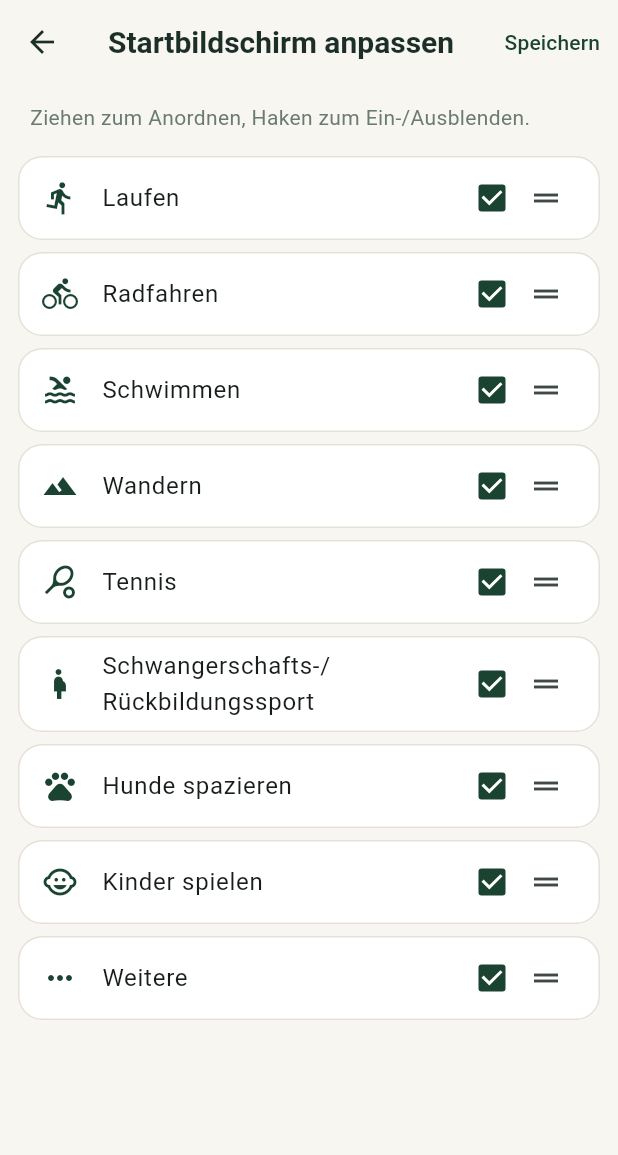
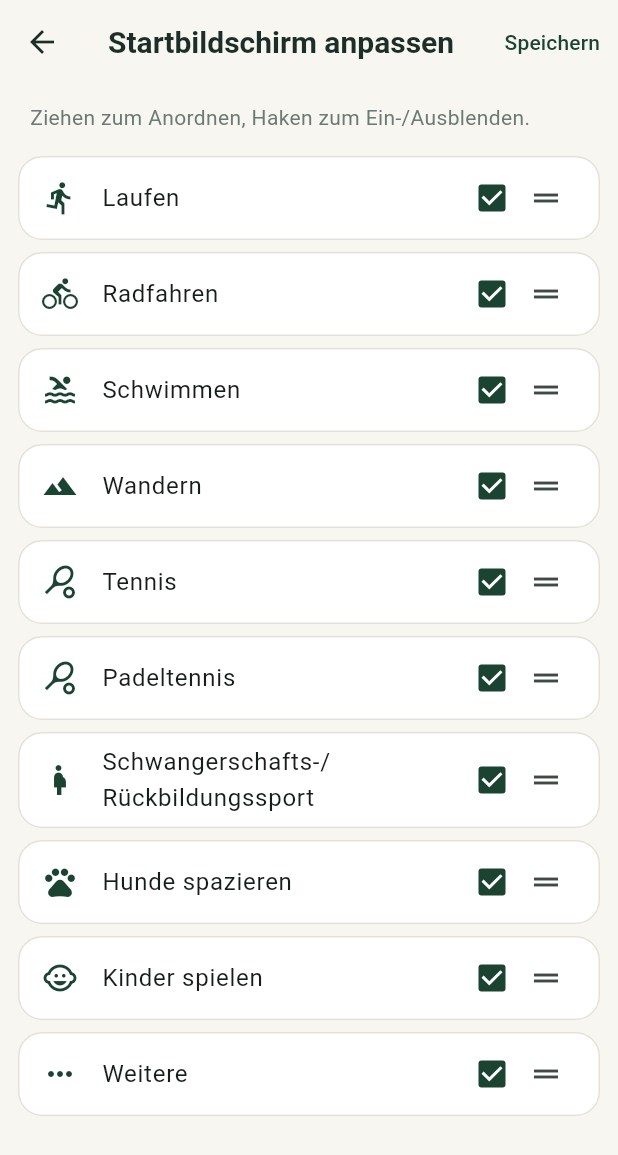
Before and after one commit to melinakunkel/PaceMatch, a Flutter app: the HomeLayoutScreen screen opened directly with empty values, on a phone screen of 412 x 824 dp. Shown: the top 1155 px of the screen. Run offline on Flutter 3.47's test engine with Material 3 defaults, Android fonts, the phone set to English and light mode, and no system bars; our stand-ins replace flutter_dotenv, flutter_map, go_router, image_picker, latlong2, shared_preferences and 2 more; missing offline and left inert: dart:js_interop; accounts and stored records are empty; network calls fail.

Commit message:
Add Padeltennis; drop the Home screen's photo banner
- New SportType.padel, following the Tennis pattern (venue question,
  no pace/distance) — no migration needed since 'sport' is a plain
  text column.
- Home screen: removed the stock-photo banner above the sport grid;
  the tagline now shows as plain text instead of overlaid on it.

Co-Authored-By: Claude Sonnet 5 <noreply@anthropic.com>
Claude-Session: https://claude.ai/code/session_01Ea9r8VGpDf7DY7pxTu84EK

```diff
--- a/lib/l10n/strings.dart
+++ b/lib/l10n/strings.dart
@@ -122,6 +122,7 @@ const _de = <String, String>{
   'sport.schwimmen': 'Schwimmen',
   'sport.wandern': 'Wandern',
   'sport.tennis': 'Tennis',
+  'sport.padel': 'Padeltennis',
   'sport.schwangerschaftssport': 'Schwangerschafts-/Rückbildungssport',
   'sport.hundeGassi': 'Hunde spazieren',
   'sport.kinderSpielen': 'Kinder spielen',
@@ -785,6 +786,7 @@ const _en = <String, String>{
   'sport.schwimmen': 'Swimming',
   'sport.wandern': 'Hiking',
   'sport.tennis': 'Tennis',
+  'sport.padel': 'Padel',
   'sport.schwangerschaftssport': 'Pregnancy / postnatal fitness',
   'sport.hundeGassi': 'Dog walking',
   'sport.kinderSpielen': 'Kids playdate',
--- a/lib/models/sport_type.dart
+++ b/lib/models/sport_type.dart
@@ -8,6 +8,7 @@ enum SportType {
   schwimmen,
   wandern,
   tennis,
+  padel,
   schwangerschaftssport,
   hundeGassi,
   kinderSpielen,
@@ -30,6 +31,8 @@ enum SportType {
         return t('sport.wandern');
       case SportType.tennis:
         return t('sport.tennis');
+      case SportType.padel:
+        return t('sport.padel');
       case SportType.schwangerschaftssport:
         return t('sport.schwangerschaftssport');
       case SportType.hundeGassi:
@@ -52,6 +55,8 @@ enum SportType {
       case SportType.wandern:
         return Icons.terrain;
       case SportType.tennis:
+        return Icons.sports_tennis;
+      case SportType.padel:
         return Icons.sports_tennis;
       case SportType.schwangerschaftssport:
         return Icons.pregnant_woman;
@@ -81,6 +86,7 @@ enum SportType {
   /// a skill level fits better than a numeric pace.
   bool get usesPace =>
       this != SportType.tennis &&
+      this != SportType.padel &&
       this != SportType.wandern &&
       this != SportType.schwangerschaftssport &&
       this != SportType.hundeGassi &&
@@ -90,6 +96,7 @@ enum SportType {
   /// which isn't measured in km.
   bool get usesDistance =>
       this != SportType.tennis &&
+      this != SportType.padel &&
       this != SportType.schwangerschaftssport &&
       this != SportType.hundeGassi &&
       this != SportType.kinderSpielen;
@@ -97,7 +104,8 @@ enum SportType {
   /// Whether this sport typically needs a reserved venue (a court, a
   /// booked slot), so activities should ask whether the creator already
   /// has one or is still looking for one.
-  bool get usesVenueQuestion => this == SportType.tennis;
+  bool get usesVenueQuestion =>
+      this == SportType.tennis || this == SportType.padel;
 
   /// Whether a bike type (Rennrad, Mountainbike, ...) makes sense to ask.
   bool get usesBikeType => this == SportType.radfahren;
```
Also changed, not shown: lib/screens/home/home_screen.dart (+4 -43 lines).
